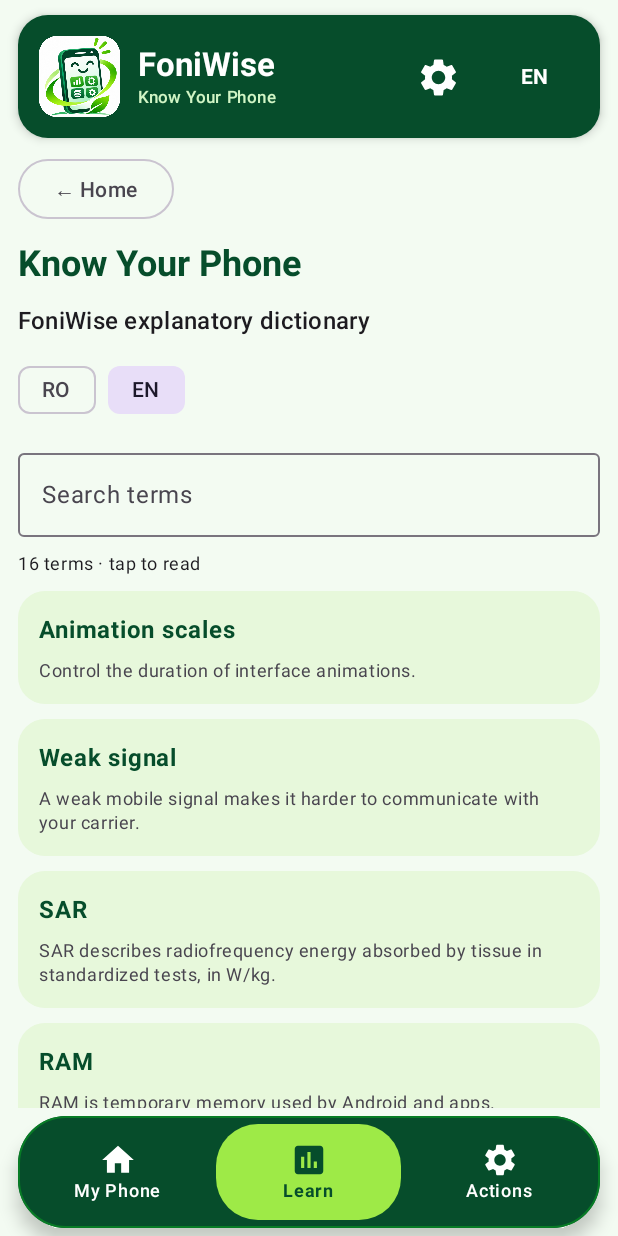
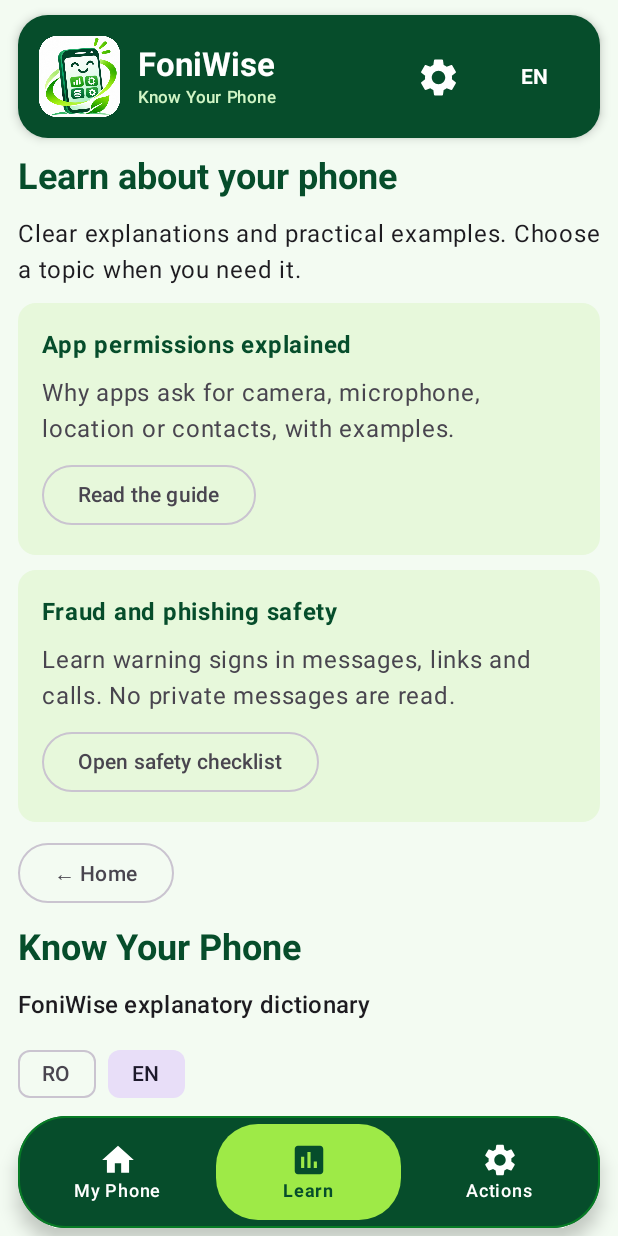
Before and after one commit to TrestianuA/SAFEGUARD-Android, an Android app built with Jetpack Compose: the composable SafeguardScreen called with empty values, after a tap on "Learn", on a phone screen of 412 x 824 dp. Run offline under Robolectric (Android 15) with nearby library versions, the phone set to English and light mode, and no system bars; 3 other taps on this screen came first.

Commit message:
refactor: place education guides under Learn, keep settings action separate

```diff
--- a/app/src/main/java/com/safeguard/android/MainActivity.kt
+++ b/app/src/main/java/com/safeguard/android/MainActivity.kt
@@ -283,6 +283,28 @@ private fun SafeguardScreen(
                 DeviceHealthCards(context, helpEnglish, onLanguageChange = { chooseLanguage(it) })
                 }
                 if (selectedTab == 1 || selectedTab == 5) {
+                    Text(if (helpEnglish) "Learn about your phone" else "Învață despre telefon", style = MaterialTheme.typography.headlineSmall, fontWeight = FontWeight.Bold, color = navy)
+                    Text(if (helpEnglish) "Clear explanations and practical examples. Choose a topic when you need it." else "Explicații clare și exemple practice. Alege subiectul care te interesează.")
+                    Card(colors = CardDefaults.cardColors(containerColor = paleGreen)) {
+                        Column(Modifier.padding(16.dp), verticalArrangement = Arrangement.spacedBy(8.dp)) {
+                            Text(if (helpEnglish) "App permissions explained" else "Permisiunile aplicațiilor, pe înțelesul tău", fontWeight = FontWeight.Bold, color = navy)
+                            Text(if (helpEnglish) "Why apps ask for camera, microphone, location or contacts, with examples." else "De ce cer aplicațiile acces la cameră, microfon, locație sau contacte, cu exemple.")
+                            OutlinedButton(onClick = { showPermissionsGuide = true }) {
+                                Text(if (helpEnglish) "Read the guide" else "Citește ghidul")
+                            }
+                        }
+                    }
+                    Card(colors = CardDefaults.cardColors(containerColor = paleGreen)) {
+                        Column(Modifier.padding(16.dp), verticalArrangement = Arrangement.spacedBy(8.dp)) {
+                            Text(if (helpEnglish) "Fraud and phishing safety" else "Protecție antifraudă și antiphishing",
+                                fontWeight = FontWeight.Bold, color = navy)
+                            Text(if (helpEnglish) "Learn warning signs in messages, links and calls. No private messages are read." else
+                                "Recunoaște semnele de alarmă din mesaje, linkuri și apeluri. Nu sunt citite mesaje personale.")
+                            OutlinedButton(onClick = { showFraudGuide = true }) {
+                                Text(if (helpEnglish) "Open safety checklist" else "Deschide lista de verificare")
+                            }
+                        }
+                    }
                     FoniWiseGlossary(
                         english = helpEnglish,
                         onBack = { selectedTab = 0 },
@@ -322,22 +344,11 @@ private fun SafeguardScreen(
                                 fontWeight = FontWeight.Bold, color = navy)
                             Text(if (helpEnglish) "Review permissions you no longer need. Changing them may affect app features." else
                                 "Verifică permisiunile de care aplicațiile nu mai au nevoie. Modificarea lor poate afecta unele funcții.")
-                            OutlinedButton(onClick = { showPermissionsGuide = true }) {
-                                Text(if (helpEnglish) "Understand permissions" else "Înțelege permisiunile")
+                            OutlinedButton(onClick = { selectedTab = 1 }) {
+                                Text(if (helpEnglish) "Learn about permissions" else "Află despre permisiuni")
                             }
                             OutlinedButton(onClick = { launchSettings(context, Intent(Settings.ACTION_APPLICATION_SETTINGS)) }) {
                                 Text(if (helpEnglish) "Open Apps settings" else "Deschide Setări aplicații")
-                            }
-                        }
-                    }
-                    Card(colors = CardDefaults.cardColors(containerColor = paleGreen)) {
-                        Column(Modifier.padding(16.dp), verticalArrangement = Arrangement.spacedBy(8.dp)) {
-                            Text(if (helpEnglish) "Fraud and phishing safety" else "Protecție antifraudă și antiphishing",
-                                fontWeight = FontWeight.Bold, color = navy)
-                            Text(if (helpEnglish) "Learn warning signs in messages, links and calls. No private messages are read." else
-                                "Recunoaște semnele de alarmă din mesaje, linkuri și apeluri. Nu sunt citite mesaje personale.")
-                            OutlinedButton(onClick = { showFraudGuide = true }) {
-                                Text(if (helpEnglish) "Open safety checklist" else "Deschide lista de verificare")
                             }
                         }
                     }
```
